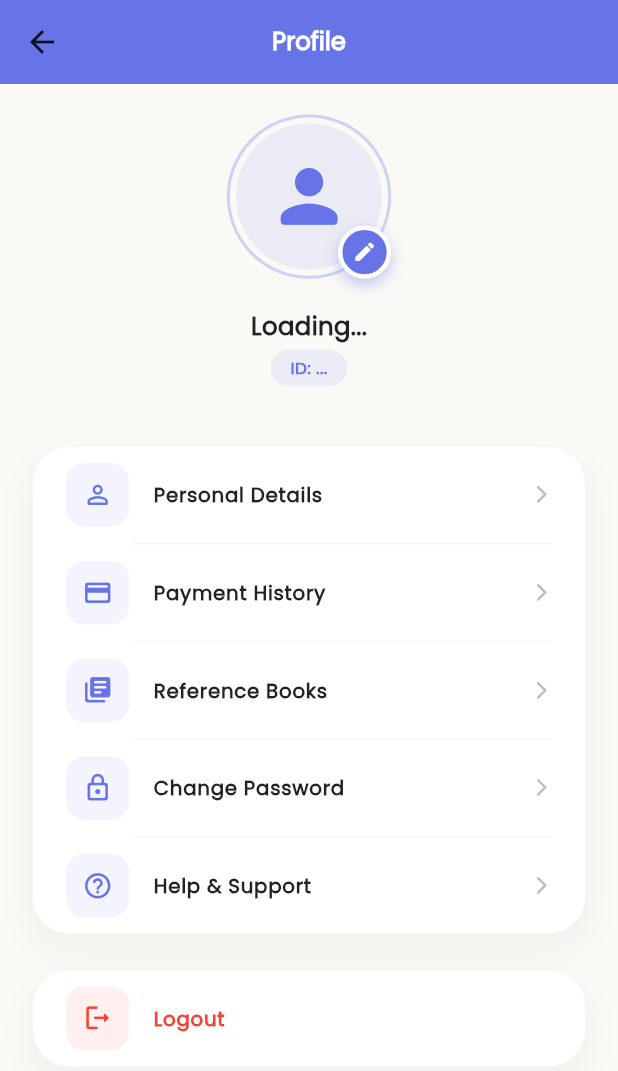
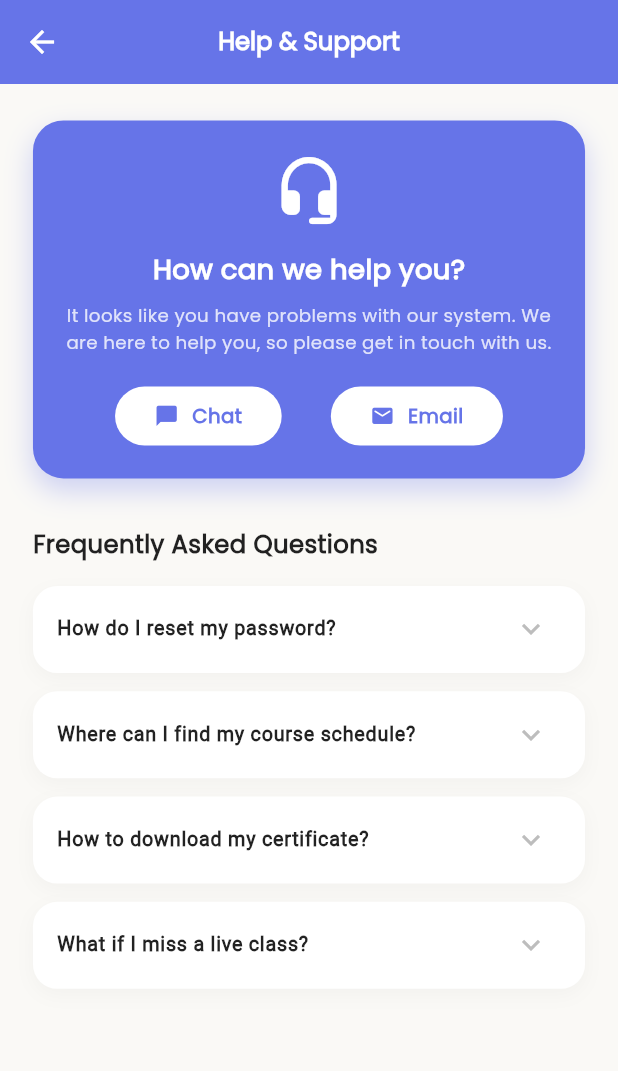
Before and after one commit to musadev147/world_academy, a Flutter app: the ProfileScreen screen opened by its route, after a tap on "Personal Details", after a tap on "Help & Support", on a phone screen of 412 x 824 dp. Shown: the top 1071 px of the screen. Run offline on Flutter 3.47's test engine with Material 3 defaults, Android fonts, the light colour scheme and no system bars; drawn by our look-alikes of auto_animated; our stand-ins replace cached_network_image, connectivity_plus, device_info_plus, dio, firebase_core, firebase_messaging and 13 more; missing offline and left inert: dotlottie_loader, svg_flutter; accounts and stored records are empty; network calls fail.

Commit message:
UI improvements and fixes: Profile screens, API token auth, AppBar styling

```diff
--- a/lib/common_wigdets/custom_theme.dart
+++ b/lib/common_wigdets/custom_theme.dart
@@ -45,11 +45,11 @@ class CustomThemeProvider extends ChangeNotifier {
       background: const Color(0xFFFAF9F6),
     ),
     appBarTheme: const AppBarTheme(
-      backgroundColor: Colors.transparent,
-      foregroundColor: Colors.black87,
+      backgroundColor: AppColors.allPrimaryColor,
+      foregroundColor: Colors.white,
       elevation: 0,
       centerTitle: true, // centered title for premium look
-      iconTheme: IconThemeData(color: Colors.black87),
+      iconTheme: IconThemeData(color: Colors.white),
     ),
     textTheme: const TextTheme(
       bodyLarge: TextStyle(color: Colors.black87),
--- a/lib/features/courses/screens/my_courses_screen.dart
+++ b/lib/features/courses/screens/my_courses_screen.dart
@@ -23,7 +23,7 @@ class _MyCoursesScreenState extends State<MyCoursesScreen> {
       appBar: AppBar(
         title: Text(
           'My Courses',
-          style: TextStyle(fontWeight: FontWeight.bold, fontSize: 18.sp, color: Colors.white),
+          style: TextStyle(fontWeight: FontWeight.bold, fontSize: 16.sp, color: Colors.white),
         ),
         backgroundColor: AppColors.allPrimaryColor,
         elevation: 0,
--- a/lib/features/payment/screens/payment_history_screen.dart
+++ b/lib/features/payment/screens/payment_history_screen.dart
@@ -36,7 +36,7 @@ class PaymentHistoryScreen extends StatelessWidget {
       appBar: AppBar(
         title: Text(
           'Payment History',
-          style: TextStyle(fontWeight: FontWeight.bold, fontSize: 18.sp, color: Colors.white),
+          style: TextStyle(fontWeight: FontWeight.bold, fontSize: 16.sp, color: Colors.white),
         ),
         backgroundColor: AppColors.allPrimaryColor,
         elevation: 0,
--- /dev/null
+++ b/lib/features/profile/screens/help_support_screen.dart
@@ -0,0 +1,127 @@
+import 'package:flutter/material.dart';
+import 'package:flutter_screenutil/flutter_screenutil.dart';
+import '../../../constants/app_colors.dart';
+
+class HelpSupportScreen extends StatelessWidget {
+  const HelpSupportScreen({super.key});
+
+  @override
+  Widget build(BuildContext context) {
+    return Scaffold(
+      appBar: AppBar(
+        title: Text(
+          'Help & Support',
+          style: TextStyle(fontWeight: FontWeight.bold, fontSize: 16.sp, color: Colors.white),
+        ),
+        backgroundColor: AppColors.allPrimaryColor,
+        foregroundColor: Colors.white,
+        elevation: 0,
+        centerTitle: true,
+      ),
+      body: SingleChildScrollView(
+        padding: EdgeInsets.symmetric(horizontal: 20.w, vertical: 24.h),
+        child: Column(
+          crossAxisAlignment: CrossAxisAlignment.start,
+          children: [
+            _buildContactCard(),
+            SizedBox(height: 32.h),
+            Text(
+              'Frequently Asked Questions',
+              style: TextStyle(fontWeight: FontWeight.w800, fontSize: 16.sp, color: Colors.black87),
+            ),
+            SizedBox(height: 16.h),
+            _buildFAQItem('How do I reset my password?', 'You can reset your password by going to Profile > Change Password, or tapping "Forgot Password" on the login screen.'),
+            _buildFAQItem('Where can I find my course schedule?', 'Your course schedule is available in the Dashboard under the "Class Schedule" section.'),
+            _buildFAQItem('How to download my certificate?', 'Once you complete a course, go to the "Certificates" section in the menu to view and download it.'),
+            _buildFAQItem('What if I miss a live class?', 'All live classes are recorded. You can find the recordings in the "My Courses" section under the specific course.'),
+          ],
+        ),
+      ),
+    );
+  }
+
+  Widget _buildContactCard() {
+    return Container(
+      padding: EdgeInsets.all(20.w),
+      decoration: BoxDecoration(
+        color: AppColors.allPrimaryColor,
+        borderRadius: BorderRadius.circular(20.r),
+        boxShadow: [
+          BoxShadow(color: AppColors.allPrimaryColor.withOpacity(0.3), blurRadius: 15, offset: const Offset(0, 8)),
+        ],
+      ),
+      child: Column(
+        children: [
+          Icon(Icons.headset_mic_rounded, size: 48.r, color: Colors.white),
+          SizedBox(height: 16.h),
+          Text(
+            'How can we help you?',
+            style: TextStyle(fontSize: 18.sp, fontWeight: FontWeight.bold, color: Colors.white),
+          ),
+          SizedBox(height: 8.h),
+          Text(
+            'It looks like you have problems with our system. We are here to help you, so please get in touch with us.',
+            textAlign: TextAlign.center,
+            style: TextStyle(fontSize: 12.sp, color: Colors.white.withOpacity(0.8), height: 1.5),
+          ),
+          SizedBox(height: 20.h),
+          Row(
+            mainAxisAlignment: MainAxisAlignment.spaceEvenly,
+            children: [
+              _buildContactButton(Icons.chat_bubble_rounded, 'Chat'),
+              _buildContactButton(Icons.email_rounded, 'Email'),
+            ],
+          ),
+        ],
+      ),
+    );
+  }
+
+  Widget _buildContactButton(IconData icon, String label) {
+    return Container(
+      padding: EdgeInsets.symmetric(horizontal: 24.w, vertical: 10.h),
+      decoration: BoxDecoration(
+        color: Colors.white,
+        borderRadius: BorderRadius.circular(20.r),
+      ),
+      child: Row(
+        children: [
+          Icon(icon, size: 16.r, color: AppColors.allPrimaryColor),
+          SizedBox(width: 8.w),
+          Text(label, style: TextStyle(color: AppColors.allPrimaryColor, fontWeight: FontWeight.bold, fontSize: 13.sp)),
+        ],
+      ),
+    );
+  }
+
+  Widget _buildFAQItem(String question, String answer) {
+    return Container(
+      margin: EdgeInsets.only(bottom: 12.h),
+      decoration: BoxDecoration(
+        color: Colors.white,
+        borderRadius: BorderRadius.circular(16.r),
+        boxShadow: [
+          BoxShadow(color: Colors.black.withOpacity(0.03), blurRadius: 10, offset: const Offset(0, 4)),
+        ],
+      ),
+      child: Theme(
+        data: ThemeData(dividerColor: Colors.transparent),
+        child: ExpansionTile(
+          iconColor: AppColors.allPrimaryColor,
+          collapsedIconColor: Colors.grey.shade400,
+          title: Text(
+            question,
+            style: TextStyle(fontWeight: FontWeight.w600, fontSize: 13.sp, color: Colors.black87),
+          ),
+          childrenPadding: EdgeInsets.only(left: 16.w, right: 16.w, bottom: 16.h),
+          children: [
+            Text(
+              answer,
+              style: TextStyle(color: Colors.grey.shade600, fontSize: 12.sp, height: 1.5),
+            ),
+          ],
+        ),
+      ),
+    );
+  }
+}
--- a/lib/features/profile/screens/profile_screen.dart
+++ b/lib/features/profile/screens/profile_screen.dart
@@ -104,7 +104,9 @@ class ProfileScreen extends StatelessWidget {
                   _buildProfileOption(
                     icon: Icons.person_outline_rounded,
                     title: 'Personal Details',
-                    onTap: () {},
+                    onTap: () {
+                      Get.toNamed(Routes.PERSONAL_DETAILS);
+                    },
                   ),
                   _buildDivider(),
                   _buildProfileOption(
@@ -126,13 +128,17 @@ class ProfileScreen extends StatelessWidget {
                   _buildProfileOption(
                     icon: Icons.lock_outline_rounded,
                     title: 'Change Password',
-                    onTap: () {},
+                    onTap: () {
+                      Get.toNamed(Routes.CHANGE_PASSWORD);
+                    },
                   ),
                   _buildDivider(),
                   _buildProfileOption(
                     icon: Icons.help_outline_rounded,
                     title: 'Help & Support',
-                    onTap: () {},
+                    onTap: () {
+                      Get.toNamed(Routes.HELP_SUPPORT);
+                    },
                   ),
                 ],
               ),
--- a/lib/route/app_pages.dart
+++ b/lib/route/app_pages.dart
@@ -20,6 +20,11 @@ import '../features/notification/screens/notifications_screen.dart';
 import '../features/recertification/screens/recertification_screen.dart';
 import '../features/refer/screens/refer_screen.dart';
 import '../features/youtube/screens/youtube_screen.dart';
+import '../features/profile/screens/personal_details_screen.dart';
+import '../features/profile/screens/change_password_screen.dart';
+import '../features/profile/screens/help_support_screen.dart';
+
+// Admin
 import '../features/admin/screens/admin_dashboard_screen.dart';
 import '../features/admin/screens/admin_student_management_screen.dart';
 import '../features/admin/screens/admin_enrollment_screen.dart';
@@ -121,6 +126,18 @@ class AppPages {
       page: () => const YoutubeScreen(),
     ),
     GetPage(
+      name: _Paths.PERSONAL_DETAILS,
+      page: () => PersonalDetailsScreen(),
+    ),
+    GetPage(
+      name: _Paths.CHANGE_PASSWORD,
+      page: () => const ChangePasswordScreen(),
+    ),
+    GetPage(
+      name: _Paths.HELP_SUPPORT,
+      page: () => const HelpSupportScreen(),
+    ),
+    GetPage(
       name: _Paths.ADMIN_DASHBOARD,
       page: () => const AdminDashboardScreen(),
     ),
--- a/lib/route/app_routes.dart
+++ b/lib/route/app_routes.dart
@@ -29,6 +29,11 @@ abstract class Routes {
   static const RECERTIFICATION = _Paths.RECERTIFICATION;
   static const REFER = _Paths.REFER;
   static const YOUTUBE = _Paths.YOUTUBE;
+
+  // Profile Sub-screens
+  static const PERSONAL_DETAILS = _Paths.PERSONAL_DETAILS;
+  static const CHANGE_PASSWORD = _Paths.CHANGE_PASSWORD;
+  static const HELP_SUPPORT = _Paths.HELP_SUPPORT;
 
   // Admin
   static const ADMIN_DASHBOARD = _Paths.ADMIN_DASHBOARD;
@@ -65,6 +70,9 @@ abstract class _Paths {
   static const RECERTIFICATION = '/recertification';
   static const REFER = '/refer';
   static const YOUTUBE = '/youtube';
+  static const PERSONAL_DETAILS = '/personal_details';
+  static const CHANGE_PASSWORD = '/change_password';
+  static const HELP_SUPPORT = '/help_support';
   static const ADMIN_DASHBOARD = '/admin_dashboard';
   static const ADMIN_STUDENT_MANAGEMENT = '/admin_student_management';
   static const ADMIN_ENROLLMENT = '/admin_enrollment';
```
Also changed, not shown: lib/constants/custom_theme.dart (+5 -5 lines), lib/features/auth/screens/login_screen.dart (+55 -27 lines), lib/features/profile/screens/change_password_screen.dart (added, +94 -0 lines), lib/features/profile/screens/personal_details_screen.dart (added, +102 -0 lines), lib/features/student_dashboard/screens/student_dashboard_screen.dart (+1 -6 lines), lib/features/youtube/screens/youtube_screen.dart (+8 -7 lines), lib/networks/dio/dio.dart (+6 -3 lines).
